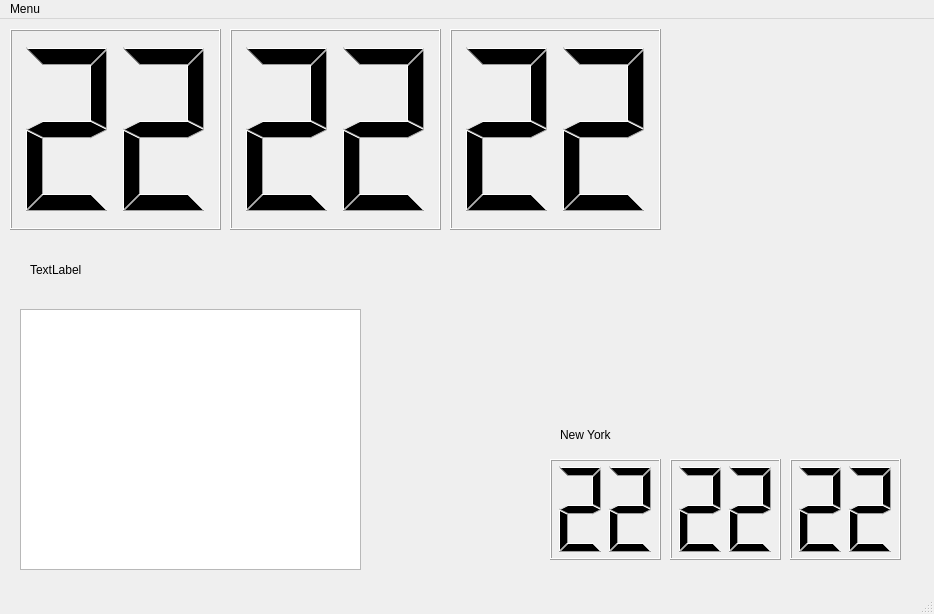
Before: the Qt Designer form mainwindow.ui in thespriteowl/Lab04, drawn with Qt 5.
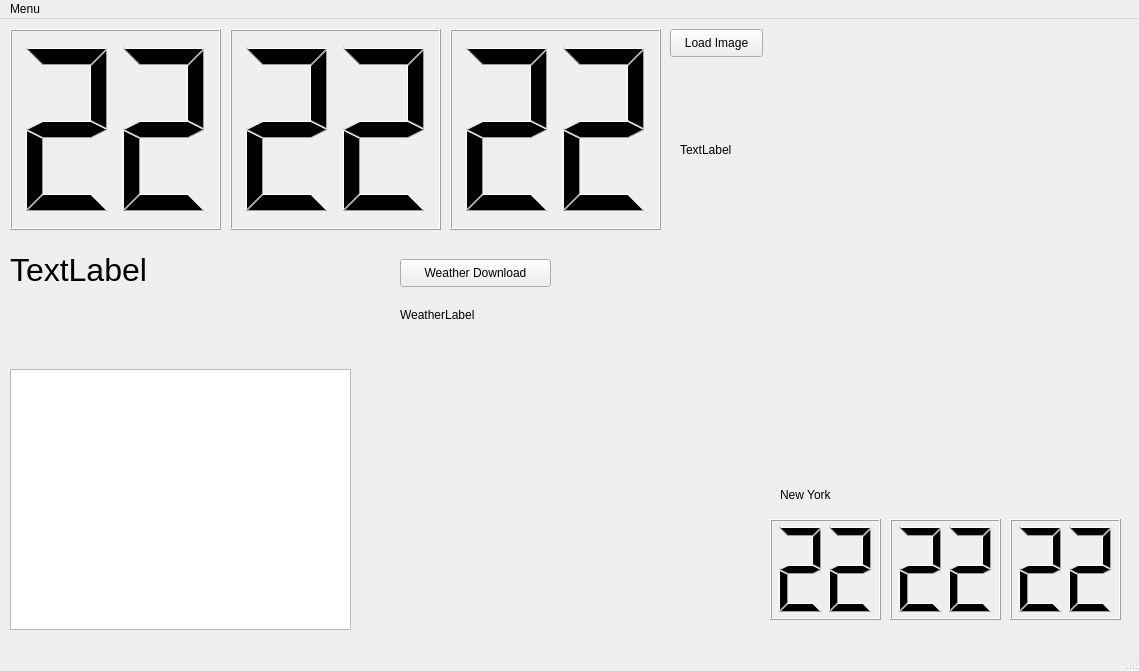
After: the same form once the commit is applied.

```diff
--- a/mainwindow.ui
+++ b/mainwindow.ui
@@ -6,8 +6,8 @@
    <rect>
     <x>0</x>
     <y>0</y>
-    <width>934</width>
-    <height>614</height>
+    <width>1139</width>
+    <height>671</height>
    </rect>
   </property>
   <property name="windowTitle">
@@ -65,8 +65,8 @@
    <widget class="QLCDNumber" name="worldSecondLCD">
     <property name="geometry">
      <rect>
-      <x>790</x>
-      <y>440</y>
+      <x>1010</x>
+      <y>500</y>
       <width>111</width>
       <height>101</height>
      </rect>
@@ -81,8 +81,8 @@
    <widget class="QLCDNumber" name="worldHourLCD">
     <property name="geometry">
      <rect>
-      <x>550</x>
-      <y>440</y>
+      <x>770</x>
+      <y>500</y>
       <width>111</width>
       <height>101</height>
      </rect>
@@ -97,8 +97,8 @@
    <widget class="QLCDNumber" name="worldMinuteLCD">
     <property name="geometry">
      <rect>
-      <x>670</x>
-      <y>440</y>
+      <x>890</x>
+      <y>500</y>
       <width>111</width>
       <height>101</height>
      </rect>
@@ -113,8 +113,8 @@
    <widget class="QLabel" name="label">
     <property name="geometry">
      <rect>
-      <x>560</x>
-      <y>400</y>
+      <x>780</x>
+      <y>460</y>
       <width>141</width>
       <height>31</height>
      </rect>
@@ -126,12 +126,17 @@
    <widget class="QLabel" name="greetingLabel">
     <property name="geometry">
      <rect>
-      <x>30</x>
+      <x>10</x>
       <y>220</y>
       <width>511</width>
       <height>61</height>
      </rect>
     </property>
+    <property name="font">
+     <font>
+      <pointsize>24</pointsize>
+     </font>
+    </property>
     <property name="text">
      <string>TextLabel</string>
     </property>
@@ -139,21 +144,73 @@
    <widget class="QTableView" name="todoTable">
     <property name="geometry">
      <rect>
-      <x>20</x>
-      <y>290</y>
+      <x>10</x>
+      <y>350</y>
       <width>341</width>
       <height>261</height>
      </rect>
     </property>
    </widget>
+   <widget class="QPushButton" name="loadImageButton">
+    <property name="geometry">
+     <rect>
+      <x>670</x>
+      <y>10</y>
+      <width>93</width>
+      <height>28</height>
+     </rect>
+    </property>
+    <property name="text">
+     <string>Load Image</string>
+    </property>
+   </widget>
+   <widget class="QLabel" name="imageLabel">
+    <property name="geometry">
+     <rect>
+      <x>680</x>
+      <y>50</y>
+      <width>231</width>
+      <height>161</height>
+     </rect>
+    </property>
+    <property name="text">
+     <string>TextLabel</string>
+    </property>
+   </widget>
+   <widget class="QPushButton" name="weatherDownloadButton">
+    <property name="geometry">
+     <rect>
+      <x>400</x>
+      <y>240</y>
+      <width>151</width>
+      <height>28</height>
+     </rect>
+    </property>
+    <property name="text">
+     <string>Weather Download</string>
+    </property>
+   </widget>
+   <widget class="QLabel" name="weatherLabel">
+    <property name="geometry">
+     <rect>
+      <x>400</x>
+      <y>280</y>
+      <width>171</width>
+      <height>31</height>
+     </rect>
+    </property>
+    <property name="text">
+     <string>WeatherLabel</string>
+    </property>
+   </widget>
   </widget>
   <widget class="QMenuBar" name="menubar">
    <property name="geometry">
     <rect>
      <x>0</x>
      <y>0</y>
-     <width>934</width>
-     <height>22</height>
+     <width>1139</width>
+     <height>26</height>
     </rect>
    </property>
    <widget class="QMenu" name="menuMenu">
```
